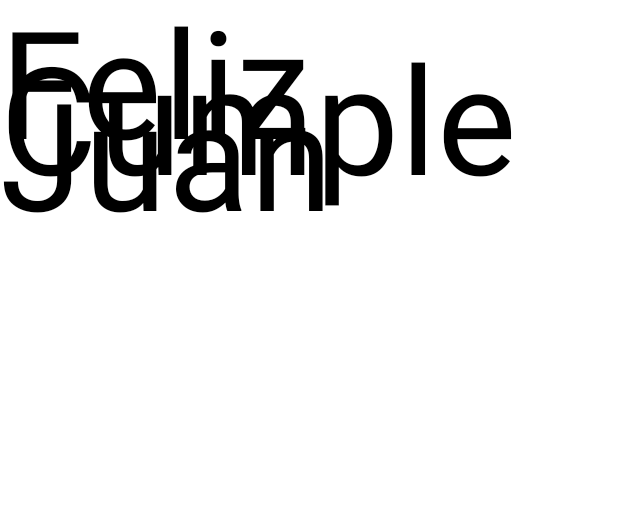
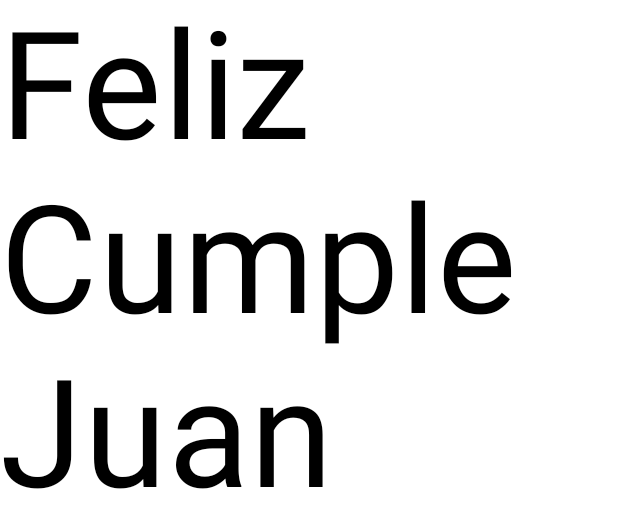
Before and after one commit to Miguii-6/FelizCumple, an Android app built with Jetpack Compose: the @Preview function CartaCumplePreview, on a phone screen of 412 x 824 dp. Shown: the top 528 px of the screen. Run offline under Robolectric (Android 15) with nearby library versions, the phone set to English and light mode, and no system bars.

Commit message:
Cambiando cambio la altura de la línea

```diff
--- a/app/src/main/java/com/example/felizcumple/MainActivity.kt
+++ b/app/src/main/java/com/example/felizcumple/MainActivity.kt
@@ -34,7 +34,8 @@ class MainActivity : ComponentActivity() {
 fun GreetingText(message: String, modifier: Modifier = Modifier) {
     Text(
         text = message,
-        fontSize = 100.sp
+        fontSize = 100.sp,
+        lineHeight = 116.sp
 
     )
 }
```
Also changed, not shown: app/src/main/java/com/example/felizcumple/Imagenes/img_6.png (added), app/src/main/java/com/example/felizcumple/Imagenes/img_7.png (added), 1 other file.
